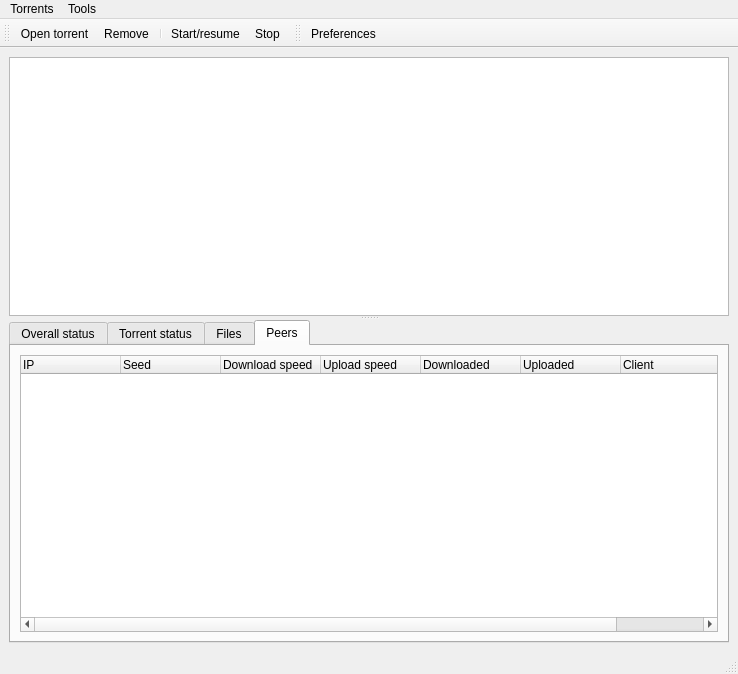
Old version of the form src/plugins/torrent/mainwindow.ui in the repository 0xd34df00d/leechcraft.
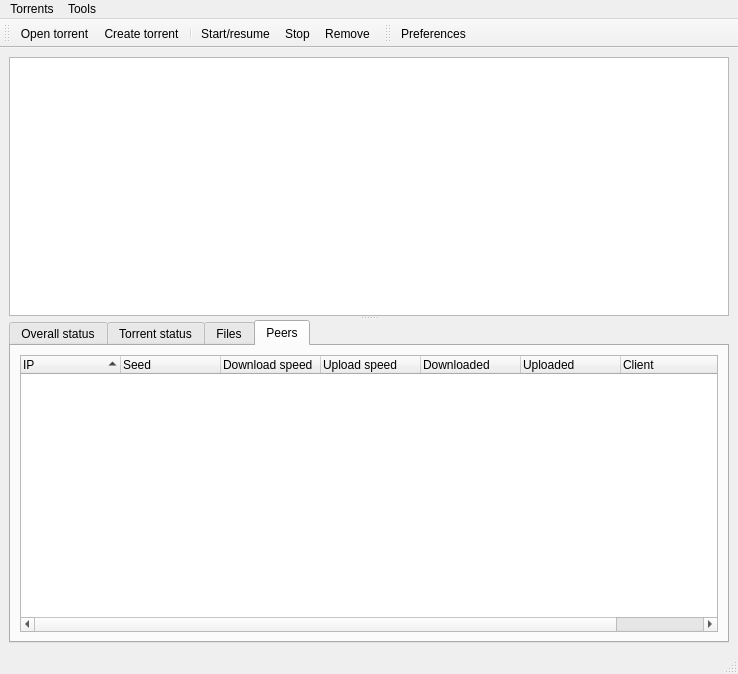
New version of the form. The open tabs and pages were chosen to show the change. Icons and pictures are not drawn. Custom widgets are drawn as their Qt base class.

Commit message: + Wizard to make torrents

```diff
--- a/src/plugins/torrent/mainwindow.ui
+++ b/src/plugins/torrent/mainwindow.ui
@@ -641,6 +641,12 @@
         <layout class="QVBoxLayout" >
          <item>
           <widget class="QTreeWidget" name="PeersWidget_" >
+           <property name="rootIsDecorated" >
+            <bool>false</bool>
+           </property>
+           <property name="sortingEnabled" >
+            <bool>true</bool>
+           </property>
            <column>
             <property name="text" >
              <string>IP</string>
@@ -736,10 +742,11 @@
     <bool>false</bool>
    </attribute>
    <addaction name="OpenTorrent_" />
-   <addaction name="RemoveTorrent_" />
+   <addaction name="CreateTorrent_" />
    <addaction name="separator" />
    <addaction name="Resume_" />
    <addaction name="Stop_" />
+   <addaction name="RemoveTorrent_" />
   </widget>
   <widget class="QToolBar" name="toolBar_2" >
    <property name="windowTitle" >
@@ -808,6 +815,11 @@
     <string>S</string>
    </property>
   </action>
+  <action name="CreateTorrent_" >
+   <property name="text" >
+    <string>Create torrent</string>
+   </property>
+  </action>
  </widget>
  <customwidgets>
   <customwidget>
```
Left out of the diff: 6 changed lines with no effect on the pictures. The commit also changes 20 other files.
